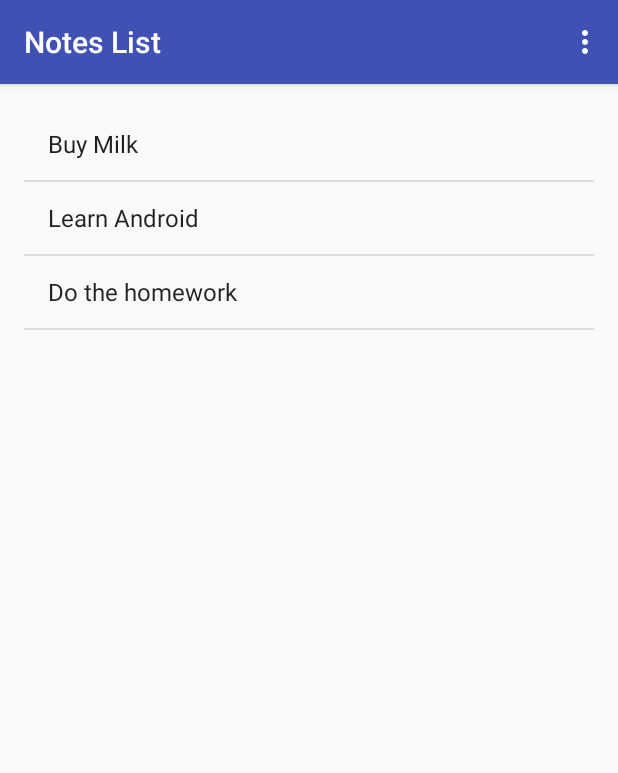
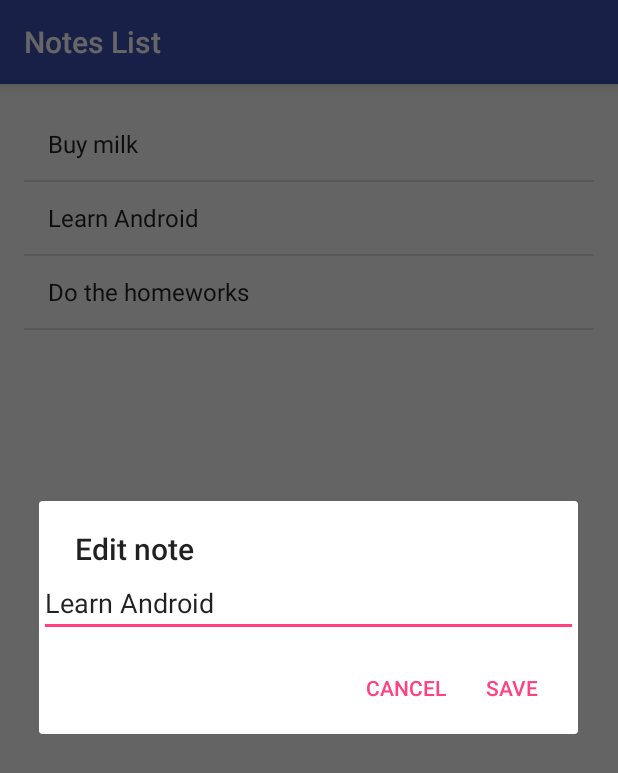
Before and after one commit to eliCoding/Android_Mobile, an Android app: the screen it shows after launch (MainActivity), after a tap on "Learn Android", on a phone screen of 412 x 824 dp. Shown: the top 773 px of the screen. Run offline under Robolectric (Android 15) with nearby library versions, the phone set to English and light mode, and no system bars; 1 statement that could not run was skipped.

Commit message:
no message

```diff
--- a/NotesList/app/src/main/java/info/ipd9/noteslist/MainActivity.java
+++ b/NotesList/app/src/main/java/info/ipd9/noteslist/MainActivity.java
@@ -7,6 +7,7 @@ import android.support.v7.app.AppCompatActivity;
 import android.os.Bundle;
 import android.text.InputType;
 import android.util.Log;
+import android.view.Gravity;
 import android.view.Menu;
 import android.view.MenuInflater;
 import android.view.MenuItem;
@@ -20,138 +21,74 @@ import android.widget.Toast;
 
 import java.io.FileInputStream;
 import java.io.FileOutputStream;
-import java.lang.reflect.Array;
 import java.util.ArrayList;
 import java.util.Arrays;
 import java.util.Scanner;
 
 public class MainActivity extends AppCompatActivity {
+
     private final static String TAG = "MainActivity";
 
-    String[] initialNotesList = {"Buy Milk", "Learn Android", "Do the homework"};
+    String [] initialNotesList = { "Buy milk", "Learn Android", "Do the homeworks" };
 
     ArrayList<String> notesList = new ArrayList<>();
-    private ArrayAdapter adapter;
+
+    ArrayAdapter adapter;
     private ListView lvNotes;
 
     @Override
     protected void onCreate(Bundle savedInstanceState) {
-        // do not put any thing before super
         super.onCreate(savedInstanceState);
-
-        Log.d(TAG, "onCreate");
-
+        Log.d(TAG, "onCreate()");
 
         setContentView(R.layout.activity_main);
-        //Binding
+
         lvNotes = (ListView) findViewById(R.id.lvNotes);
 
-        //array adapter is a class
         notesList.addAll(Arrays.asList(initialNotesList));
         adapter = new ArrayAdapter<String>(this, android.R.layout.simple_list_item_1, notesList);
         lvNotes.setAdapter(adapter);
-
         //
         lvNotes.setOnItemLongClickListener(new AdapterView.OnItemLongClickListener() {
             @Override
-            public boolean onItemLongClick(AdapterView<?> arg0, View arg1,
-                                           int pos, long id) {
-                // TODO Auto-generated method stub
-
-                Log.d(TAG, "long clicked pos:" + pos);
+            public boolean onItemLongClick(AdapterView<?> arg0, View arg1, int pos, long id) {
+                Log.d(TAG, "long clicked pos: " + pos);
                 showDeleteDialog(pos);
                 return true;
             }
         });
-
-
+        //
         lvNotes.setOnItemClickListener(new AdapterView.OnItemClickListener() {
             @Override
-            public void onItemClick(AdapterView<?> arg0, View arg1,
-                                    int pos, long id) {
-
-
-                Log.d(TAG, "long clicked pos:" + pos);
+            public void onItemClick(AdapterView<?> arg0, View arg1, int pos, long id) {
+                Log.d(TAG, "clicked pos: " + pos);
                 showEditDialog(pos);
-
             }
-
         });
     }
-
-    private void showDeleteDialog(final int pos) {
-
-        AlertDialog.Builder builder = new AlertDialog.Builder(this);
-        builder.setTitle("Delete note");
-
-        //setup text input
-        final TextView tvNote = new TextView(this);
-        tvNote.setText(notesList.get(pos));
-
-        //input type regular text
-        builder.setView(tvNote);
-
-        //setup buttons
-        builder.setPositiveButton("Delete", new DialogInterface.OnClickListener() {
-            @Override
-            public void onClick(DialogInterface dialog, int which) {
-                Log.d(TAG, "Delete note:" + notesList.get(pos));
-                notesList.remove(pos);
-                adapter.notifyDataSetChanged();
-
-            }
-
-        });
-
-        builder.setNegativeButton("Cancel", new DialogInterface.OnClickListener() {
-
-            @Override
-            public void onClick(DialogInterface dialog, int which) {
-
-                //ToDO: sdd item to list
-                dialog.cancel();
-
-            }
-
-
-        });
-
-        builder.show();
-
-    }
-
-    private void showEditDialog(int pos) {
-    }
-
 
     @Override
     public void onStart() {
         super.onStart();
         Log.d(TAG, "onStart()");
-
-
+        loadData();
     }
 
     @Override
     public void onStop() {
         super.onStop();
         Log.d(TAG, "onStop()");
-
-        saveDate();
-
-
+        saveData();
     }
 
     private static final String filename = "data.txt";
 
-    private void saveDate() {
-
+    private void saveData() {
         String string = "";
-
         for (String note : notesList) {
             string += note + "\n";
+        }
 
-        }
         FileOutputStream outputStream;
 
         try {
@@ -160,37 +97,31 @@ public class MainActivity extends AppCompatActivity {
             outputStream.close();
         } catch (Exception e) {
             e.printStackTrace();
-            Toast.makeText(this, "Enter saving data", Toast.LENGTH_LONG).show();
+            Toast.makeText(this, "Error saving data", Toast.LENGTH_LONG).show();
         }
-
     }
 
-    private void loadDate() {
+    private void loadData() {
         FileInputStream inputStream;
         try {
             inputStream = openFileInput(filename);
             Scanner input = new Scanner(inputStream);
             notesList.clear();
-
             while (input.hasNextLine()) {
                 String note = input.nextLine();
                 notesList.add(note);
-
             }
             adapter.notifyDataSetChanged();
         } catch (Exception e) {
-
             e.printStackTrace();
-            Toast.makeText(this, "Enter saving data", Toast.LENGTH_LONG).show();
-
+            Toast.makeText(this, "Error reading data", Toast.LENGTH_LONG).show();
         }
-
     }
 
     @Override
     public boolean onCreateOptionsMenu(Menu menu) {
         MenuInflater inflater = getMenuInflater();
-        inflater.inflate(R.menu.notesmenu, menu);
+        inflater.inflate(R.menu.main_menu, menu);
         return true;
     }
 
@@ -199,7 +130,7 @@ public class MainActivity extends AppCompatActivity {
         // Handle item selection
         switch (item.getItemId()) {
             case R.id.mi_add_note:
-                Log.d(TAG, "Menu item Add Note Selected");
+                Log.d(TAG, "Menu item Add Note selected");
                 showAddNoteDialog();
                 return true;
             default:
@@ -208,50 +139,96 @@ public class MainActivity extends AppCompatActivity {
     }
 
     private void showAddNoteDialog() {
+        // FIXME: all strings should come from strings.xml !!!
         AlertDialog.Builder builder = new AlertDialog.Builder(this);
         builder.setTitle("Add note");
-
-        //setup text input
+        // setup text input
         final EditText input = new EditText(this);
-
-        //input type - regular text
+        // input type - regular text
         input.setInputType(InputType.TYPE_CLASS_TEXT);
         builder.setView(input);
-
-        //setup buttons
+        // setup buttons
         builder.setPositiveButton("Add note", new DialogInterface.OnClickListener() {
-
             @Override
             public void onClick(DialogInterface dialog, int which) {
-
-                //ToDO: sdd item to list
+                // TODO: add item to list
                 String note = input.getText().toString();
-                Log.d(TAG, "Add note:" + note);
+                Log.d(TAG, "Add note: " + note);
                 notesList.add(note);
+                Toast.makeText(MainActivity.this, "Note added", Toast.LENGTH_LONG).show();
                 adapter.notifyDataSetChanged();
-
             }
-
-
         });
-
         builder.setNegativeButton("Cancel", new DialogInterface.OnClickListener() {
-
             @Override
             public void onClick(DialogInterface dialog, int which) {
+                dialog.cancel();
+            }
+        });
+        builder.show();
+    }
 
-                //ToDO: sdd item to list
+    private void showDeleteDialog(final int pos) {
+        // FIXME: all strings should come from strings.xml !!!
+        AlertDialog.Builder builder = new AlertDialog.Builder(this);
+        builder.setTitle("Delete note");
+        // setup text input
+        final TextView tvNote = new TextView(this);
+        tvNote.setText(notesList.get(pos));
+        // center TextView and give it more space on top
+        tvNote.setPadding(0,25,0,0);
+        tvNote.setGravity(Gravity.CENTER);
+        // input type - regular text
+        builder.setView(tvNote);
+        // setup buttons
+        builder.setPositiveButton("Delete", new DialogInterface.OnClickListener() {
+            @Override
+            public void onClick(DialogInterface dialog, int which) {
+                // TODO: add item to list
+                Log.d(TAG, "Delete note: " + notesList.get(pos));
+                notesList.remove(pos);
+                adapter.notifyDataSetChanged();
+            }
+        });
+        builder.setNegativeButton("Cancel", new DialogInterface.OnClickListener() {
+            @Override
+            public void onClick(DialogInterface dialog, int which) {
                 dialog.cancel();
-
             }
-
-
         });
-
         builder.show();
-
 
     }
 
+    private void showEditDialog(final int pos) {
+        // FIXME: all strings should come from strings.xml !!!
+        AlertDialog.Builder builder = new AlertDialog.Builder(this);
+        builder.setTitle("Edit note");
+        // setup text input
+        final EditText input = new EditText(this);
+        input.setText(notesList.get(pos));
+        // input type - regular text
+        input.setInputType(InputType.TYPE_CLASS_TEXT);
+        builder.setView(input);
+        // setup buttons
+        builder.setPositiveButton("Save", new DialogInterface.OnClickListener() {
+            @Override
+            public void onClick(DialogInterface dialog, int which) {
+                // TODO: add item to list
+                String note = input.getText().toString();
+                Log.d(TAG, "Save note: " + note);
+                notesList.set(pos, note);
+                adapter.notifyDataSetChanged();
+            }
+        });
+        builder.setNegativeButton("Cancel", new DialogInterface.OnClickListener() {
+            @Override
+            public void onClick(DialogInterface dialog, int which) {
+                dialog.cancel();
+            }
+        });
+        builder.show();
+
+    }
 
 }
--- a/NotesList/app/src/main/res/layout/activity_main.xml
+++ b/NotesList/app/src/main/res/layout/activity_main.xml
@@ -13,9 +13,7 @@
         android:layout_marginBottom="16dp"
         android:layout_marginLeft="16dp"
         android:layout_marginRight="16dp"
-        android:layout_marginStart="16dp"
         android:layout_marginTop="16dp"
-        android:longClickable="false"
         app:layout_constraintBottom_toBottomOf="parent"
         app:layout_constraintLeft_toLeftOf="parent"
         app:layout_constraintRight_toRightOf="parent"
--- a/NotesList/app/src/main/res/values/strings.xml
+++ b/NotesList/app/src/main/res/values/strings.xml
@@ -1,5 +1,4 @@
 <resources>
     <string name="app_name">Notes List</string>
     <string name="add_note">Add note</string>
-
 </resources>
```
Also changed, not shown: NotesList/gradle/wrapper/gradle-wrapper.properties.
